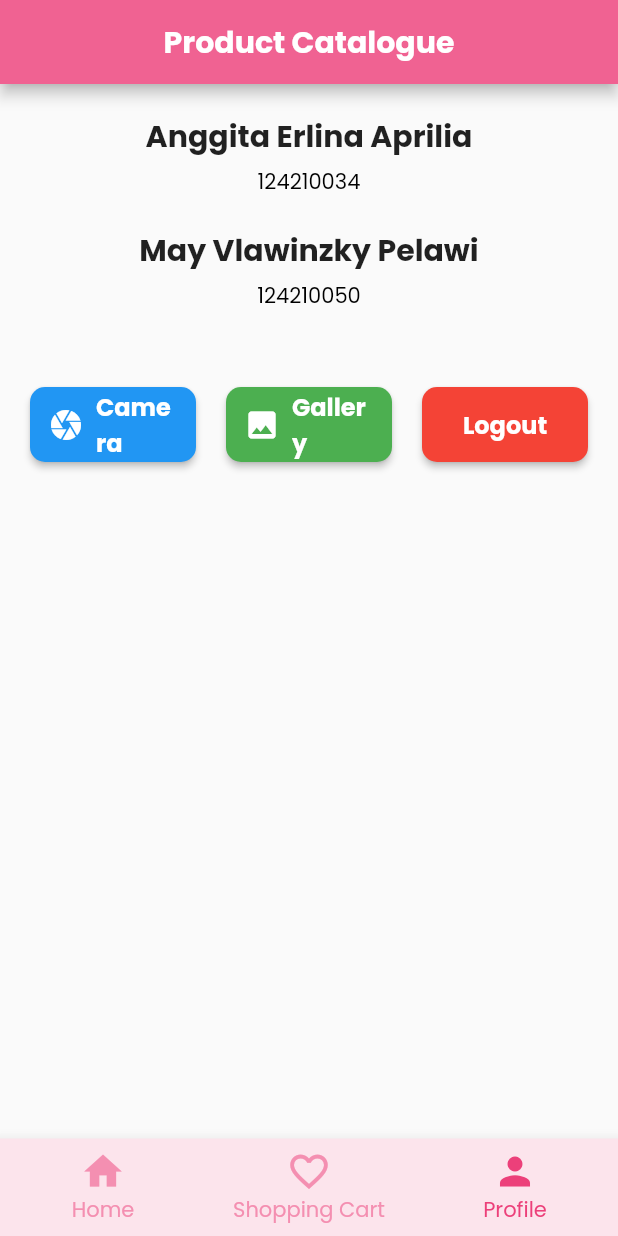
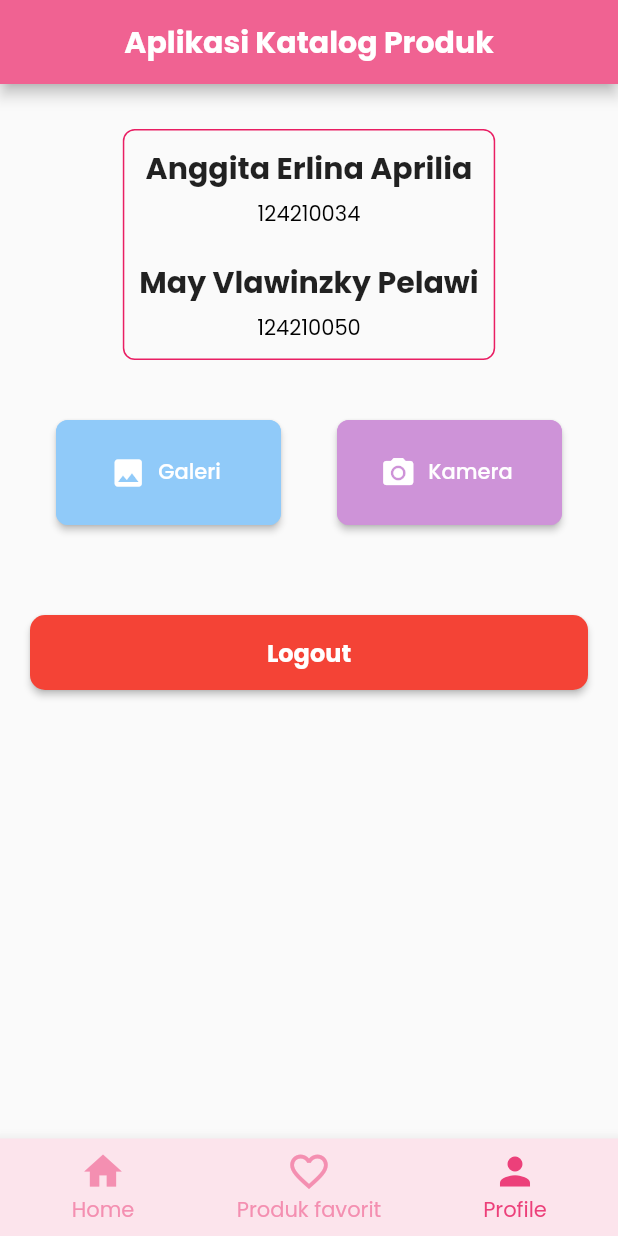
Before and after one commit to anggitaerlina/Progres2PrakMobile, a Flutter app: the MyHomePage screen opened directly, swiped to page 3, on a phone screen of 412 x 824 dp. Run offline on Flutter 3.47's test engine with Material 2 defaults, Android fonts, the phone set to English and light mode, and no system bars; our stand-ins replace google_fonts, hive, hive_flutter, image_picker, shared_preferences; accounts and stored records are empty; network calls fail.

Commit message:
first commit

```diff
--- a/lib/model/detailProduct.dart
+++ b/lib/model/detailProduct.dart
@@ -26,7 +26,7 @@ class _DetailProductState extends State<DetailProduct> {
   Widget build(BuildContext context) {
     return Scaffold(
       appBar: AppBar(
-        title: Text('Product Details'),
+        title: Text('Detail Produk'),
         backgroundColor: Colors.pink[300],
       ),
       body: SingleChildScrollView(
@@ -93,7 +93,7 @@ class _DetailProductState extends State<DetailProduct> {
                   ),
                   SizedBox(height: 16),
                   Text(
-                    'Description:',
+                    'Deskripsi:',
                     style: TextStyle(
                       fontSize: 20,
                       fontWeight: FontWeight.bold,
@@ -130,7 +130,7 @@ class _DetailProductState extends State<DetailProduct> {
           );
           ScaffoldMessenger.of(context).showSnackBar(
             SnackBar(
-              content: Text('Product added to cart'),
+              content: Text('Produk ditambahkan ke favorit'),
               backgroundColor: Colors.pink[100],
               duration: Duration(seconds: 1),
             ),
--- a/lib/screens/CartListProduct.dart
+++ b/lib/screens/CartListProduct.dart
@@ -43,7 +43,7 @@ class _CartListProductState extends State<CartListProduct> {
         padding: const EdgeInsets.all(8.0),
         child: cartBox.isEmpty
             ? Center(
-          child: Text('No data'),
+          child: Text('Tidak ada data produk'),
         )
             : ListView.builder(
           itemCount: cartBox.length,
@@ -55,7 +55,7 @@ class _CartListProductState extends State<CartListProduct> {
                 cartBox.deleteAt(index);
                 ScaffoldMessenger.of(context).showSnackBar(
                   SnackBar(
-                    content: Text('Product deleted from cart'),
+                    content: Text('Produk dihapus dari favorit'),
                     backgroundColor: Colors.red,
                     duration: Duration(seconds: 1),
                   ),
--- a/lib/screens/Profile.dart
+++ b/lib/screens/Profile.dart
@@ -1,12 +1,14 @@
+import 'dart:async';
 import 'dart:io';
-import 'package:ecommerce_app/sign/login.dart';
 import 'package:flutter/material.dart';
 import 'package:image_picker/image_picker.dart';
-import 'package:path_provider/path_provider.dart';
 import 'package:shared_preferences/shared_preferences.dart';
 
+import '../sign/login.dart';
+
+
 class MyProfile extends StatefulWidget {
-  const MyProfile({Key? key});
+  const MyProfile({Key? key}) : super(key: key);
 
   @override
   State<MyProfile> createState() => _MyProfileState();
@@ -15,7 +17,7 @@ class MyProfile extends StatefulWidget {
 class _MyProfileState extends State<MyProfile> {
   late String username;
   late SharedPreferences sharedPreferences;
-  String _imagePath = "";
+  String _imagePath = ""; // Output
   final ImagePicker _picker = ImagePicker();
 
   @override
@@ -38,13 +40,13 @@ class _MyProfileState extends State<MyProfile> {
       builder: (BuildContext context) {
         return AlertDialog(
           title: Text('Logout'),
-          content: Text('Are you sure you want to logout?'),
+          content: Text('Apakah anda yakin untuk logout?'),
           actions: [
             TextButton(
               onPressed: () {
                 Navigator.of(context).pop();
               },
-              child: Text('Cancel'),
+              child: Text('Batal'),
             ),
             TextButton(
               onPressed: () {
@@ -61,37 +63,14 @@ class _MyProfileState extends State<MyProfile> {
     );
   }
 
-  Future<void> _getImageFromCamera() async {
-    final image = await getImage(true);
-    if (image != null) {
-      saveImageFile(image);
-    }
-  }
-
-  Future<void> _getImageFromGallery() async {
-    final image = await getImage(false);
-    if (image != null) {
-      saveImageFile(image);
-    }
-  }
-
-  Future<String?> getImage(bool isCamera) async {
+  Future<String> getImage(bool isCamera) async {
     final XFile? image;
     if (isCamera) {
       image = await _picker.pickImage(source: ImageSource.camera);
     } else {
       image = await _picker.pickImage(source: ImageSource.gallery);
     }
-    return image?.path;
-  }
-
-  Future<void> saveImageFile(String imagePath) async {
-    final directory = await getApplicationDocumentsDirectory();
-    final file = File('${directory.path}/profile_image.jpg');
-    await file.writeAsBytes(await File(imagePath).readAsBytes());
-    setState(() {
-      _imagePath = file.path;
-    });
+    return image!.path;
   }
 
   @override
@@ -101,7 +80,18 @@ class _MyProfileState extends State<MyProfile> {
         child: SingleChildScrollView(
           child: Column(
             children: [
-              SizedBox(height: 20),
+              SizedBox(height: 30),
+              Container(
+                padding: EdgeInsets.all(10),
+                decoration: BoxDecoration(
+                  border: Border.all(color: Colors.pink), // Warna border
+                  borderRadius: BorderRadius.circular(8), // Sudut border
+
+                ),
+                child: Column(
+                  crossAxisAlignment: CrossAxisAlignment.center,
+                  children: [
+
                     Text(
                       'Anggita Erlina Aprilia',
                       style: TextStyle(
@@ -133,86 +123,83 @@ class _MyProfileState extends State<MyProfile> {
                         color: Colors.black,
                       ),
                     ),
-              SizedBox(height: 50),
+                  ],
+                ),
+              ),
+
+              SizedBox(height: 20),
+
+              SizedBox(height: 20),
+              Row(
+                mainAxisAlignment: MainAxisAlignment.spaceEvenly,
+                children: [
+                  ElevatedButton.icon(
+                    onPressed: () async {
+                      _imagePath = await getImage(false);
+                      setState(() {});
+                    },
+                    icon: Icon(Icons.image),
+                    label: Text('Galeri'),
+                    style: ElevatedButton.styleFrom(
+                      primary: Colors.blue[200]!, // Warna background
+                      onPrimary: Colors.white, // Warna teks
+                      shape: RoundedRectangleBorder(
+                        borderRadius: BorderRadius.circular(8.0),
+                        side: BorderSide(color: Colors.blue[200]!), // Warna border
+                      ),
+                      minimumSize: Size(150, 70), // Ukuran tombol galeri
+                    ),
+                  ),
+                  ElevatedButton.icon(
+                    onPressed: () async {
+                      _imagePath = await getImage(true);
+                      setState(() {});
+                    },
+                    icon: Icon(Icons.camera_alt),
+                    label: Text('Kamera'),
+                    style: ElevatedButton.styleFrom(
+                      primary: Colors.purple[200]!, // Warna background
+                      onPrimary: Colors.white, // Warna teks
+                      shape: RoundedRectangleBorder(
+                        borderRadius: BorderRadius.circular(8.0),
+                        side: BorderSide(color: Colors.purple[200]!), // Warna border
+                      ),
+                      minimumSize: Size(150, 70), // Ukuran tombol kamera
+                    ),
+                  ),
+                ],
+              ),
+              SizedBox(height: 60),
+              _imagePath.isEmpty ? Container() : Image.file(File(_imagePath), height: 300, width: 300),
+
               Padding(
                 padding: const EdgeInsets.symmetric(horizontal: 20),
                 child: Row(
                   children: [
-                    // Camera button
-                    Expanded(
-                      child: ElevatedButton.icon(
-                        onPressed: () {
-                          _getImageFromCamera();
-                        },
-                        icon: Icon(Icons.camera),
-                        label: Text('Camera',
-                            style: TextStyle(
-                              fontSize: 16,
-                              fontWeight: FontWeight.bold,
-                            )),
-                        style: ElevatedButton.styleFrom(
-                          primary: Colors.blue,
-                          shape: RoundedRectangleBorder(
-                            borderRadius: BorderRadius.circular(10),
-                          ),
-                          minimumSize:
-                          Size(double.infinity, 50), // Set button height
-                        ),
-                      ),
-                    ),
-                    SizedBox(width: 20),
-                    // Gallery button
-                    Expanded(
-                      child: ElevatedButton.icon(
-                        onPressed: () {
-                          _getImageFromGallery();
-                        },
-                        icon: Icon(Icons.image),
-                        label: Text('Gallery',
-                            style: TextStyle(
-                              fontSize: 16,
-                              fontWeight: FontWeight.bold,
-                            )),
-                        style: ElevatedButton.styleFrom(
-                          primary: Colors.green,
-                          shape: RoundedRectangleBorder(
-                            borderRadius: BorderRadius.circular(10),
-                          ),
-                          minimumSize:
-                          Size(double.infinity, 50), // Set button height
-                        ),
-                      ),
-                    ),
-                    SizedBox(width: 20),
-                    // Logout button
                     Expanded(
                       child: ElevatedButton(
                         onPressed: () {
                           _logout();
                         },
-                        child: Text('Logout',
+                        child: Text(
+                          'Logout',
                           style: TextStyle(
                             fontSize: 16,
                             fontWeight: FontWeight.bold,
-                            )),
+                          ),
+                        ),
                         style: ElevatedButton.styleFrom(
                           primary: Colors.red,
                           shape: RoundedRectangleBorder(
                             borderRadius: BorderRadius.circular(10),
                           ),
-                          minimumSize:
-                          Size(double.infinity, 50), // Set button height
+                          minimumSize: Size(double.infinity, 50),
                         ),
                       ),
                     ),
                   ],
                 ),
               ),
-              SizedBox(height: 30),
-              // Display selected image
-              _imagePath.isEmpty
-                  ? Container()
-                  : Image.file(File(_imagePath), height: 300, width: 300),
             ],
           ),
         ),
--- a/lib/screens/homepage.dart
+++ b/lib/screens/homepage.dart
@@ -59,7 +59,7 @@ class _MyHomePageState extends State<MyHomePage> {
               Container(
                 padding: const EdgeInsets.all(8.0),
                 child: Text(
-                'Product Catalogue',
+                  'Aplikasi Katalog Produk',
                   style: TextStyle(
                     color: Colors.white,
                     fontSize: 20,
@@ -94,7 +94,7 @@ class _MyHomePageState extends State<MyHomePage> {
             ),
             BottomNavigationBarItem(
               icon: Icon(Icons.favorite_border, size: 30),
-            label: 'Shopping Cart',
+              label: 'Produk favorit',
             ),
             BottomNavigationBarItem(
               icon: Icon(Icons.person, size: 30),
@@ -127,7 +127,9 @@ class _MyHomePageState extends State<MyHomePage> {
     return ListView(
       physics: BouncingScrollPhysics(),
       children: [
-        SizedBox(height: 20),
+        SizedBox(
+            height: 20
+        ),
         FutureBuilder<List<EcommerceData>>(
           future: futureEcommerceData,
           builder: (context, snapshot) {
@@ -155,6 +157,8 @@ class _MyHomePageState extends State<MyHomePage> {
                         );
                       },
                       child: Container(
+                        height: 300,
+                        width: 250,// Set the desired height here
                         decoration: BoxDecoration(
                           color: Colors.white,
                           borderRadius: BorderRadius.circular(15),
@@ -171,8 +175,8 @@ class _MyHomePageState extends State<MyHomePage> {
                           mainAxisAlignment: MainAxisAlignment.spaceEvenly,
                           children: [
                             Container(
-                              width: 120,
-                              height: 150,
+                              width: 60,
+                              height: 100,
                               decoration: BoxDecoration(
                                 color: Colors.pink[200],
                                 borderRadius: BorderRadius.circular(5),
```
Lines whose indentation alone changed are shown as unchanged.
